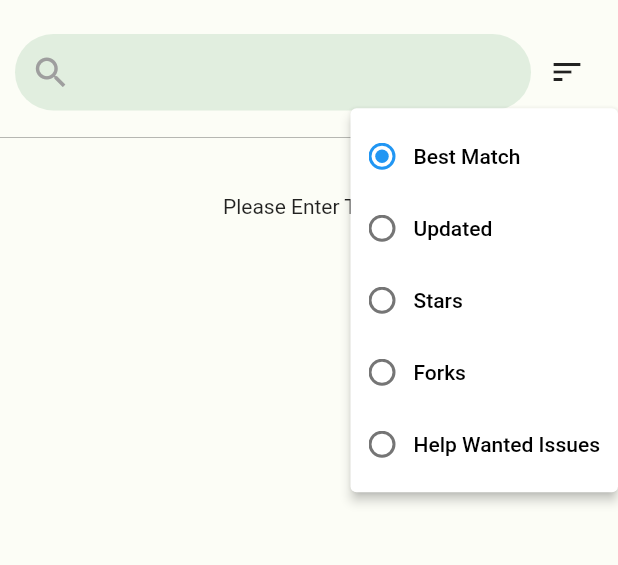
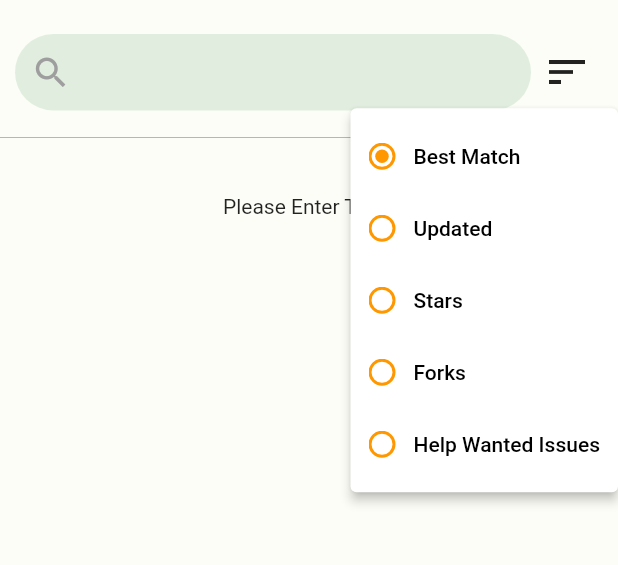
Before and after one commit to mqkotoo/github_search_study, a Flutter app: the screen it shows after launch, after a tap on the "sort" icon, on a phone screen of 412 x 824 dp, the part 65-630 px from its top. Run offline on Flutter 3.47's test engine with Material 2 defaults, Android fonts, the phone set to English and light mode, and no system bars; drawn by our look-alikes of flutter_switch; our stand-ins replace connectivity_plus, device_preview, flutter_riverpod, freezed_annotation, shared_preferences, shimmer; network calls fail.

Commit message:
絞り込みUI色変更

```diff
--- a/lib/presentation/search/widget/search_bar.dart
+++ b/lib/presentation/search/widget/search_bar.dart
@@ -106,7 +106,7 @@ class SearchBarState extends ConsumerState<SearchBar> {
                     controller.open();
                   }
                 },
-                icon: const Icon(Icons.sort),
+                icon: const Icon(Icons.sort,size: 32),
               );
             },
           ),
--- a/lib/theme/theme.dart
+++ b/lib/theme/theme.dart
@@ -45,6 +45,11 @@ ThemeData lightTheme = ThemeData.light().copyWith(
   ),
   // divider
   dividerColor: const Color(0x47000000),
+
+  //RADIOボタンのアクティブ時の色
+  radioTheme: RadioThemeData(
+    fillColor: MaterialStateColor.resolveWith((states) => const Color(0xFFFF9800)),
+  )
 );
 
 //dark theme ----------------------------------
@@ -87,4 +92,9 @@ ThemeData darkTheme = ThemeData.dark().copyWith(
 
   // divider
   dividerColor: const Color(0xff777777),
+
+    //RADIOボタンのアクティブ時の色
+    radioTheme: RadioThemeData(
+      fillColor: MaterialStateColor.resolveWith((states) => const Color(0xFF536DFE)),
+    )
 );
```
